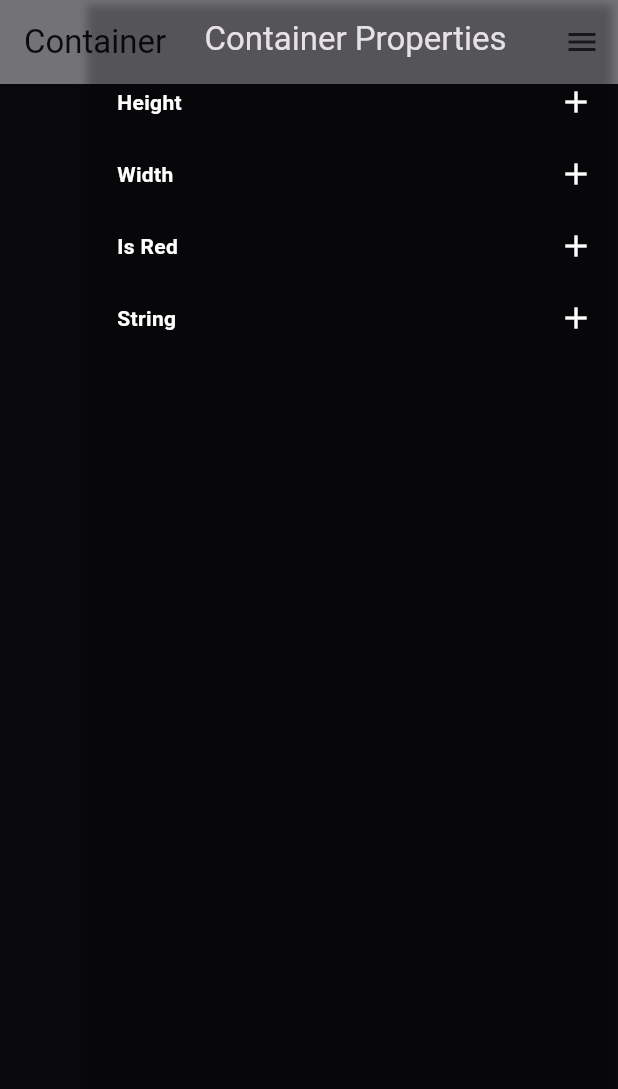
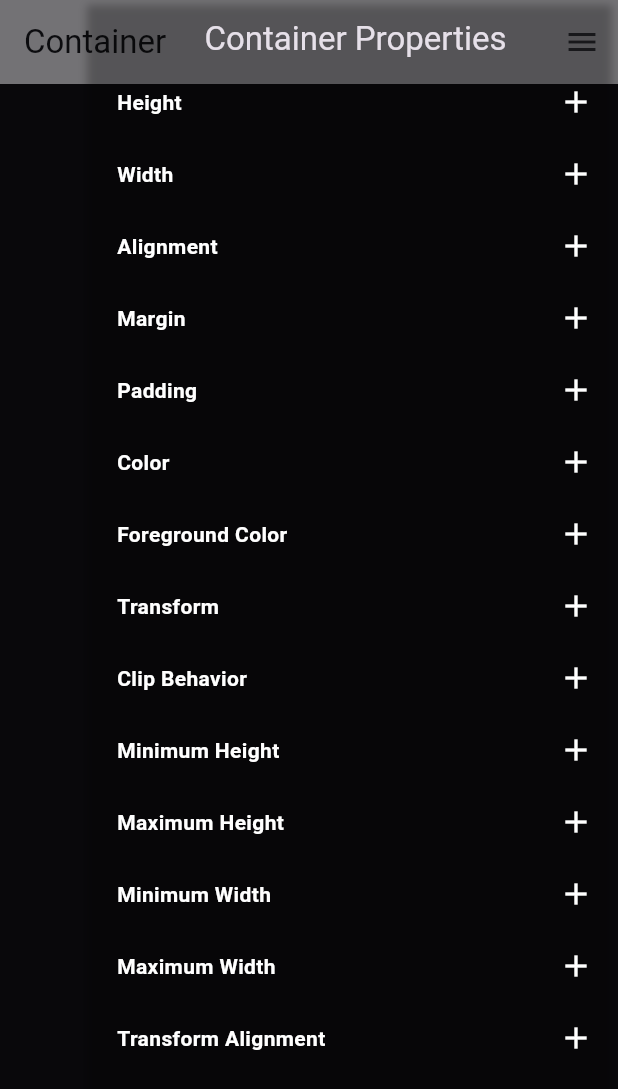
Before and after one commit to s4-ali/flutter_quest, a Flutter app: the ContainerPropertyExplorer widget shown alone on an empty page, opened directly, with the side drawer open, on a phone screen of 412 x 824 dp. Shown: the top 1089 px of the screen. Run offline on Flutter 3.47's test engine with Material 2 defaults, Android fonts, the phone set to English and light mode, and no system bars; our stand-ins replace responsive_builder.

Commit message:
#30: implemented fields in container widget

```diff
--- a/lib/catalog/widgets/container.dart
+++ b/lib/catalog/widgets/container.dart
@@ -1,6 +1,9 @@
 import 'package:flutter/material.dart';
-import 'package:flutter_quest/property_fields/boolean_field.dart';
-import 'package:flutter_quest/property_fields/list_field.dart';
+import 'package:flutter_quest/property_fields/alignment_field.dart';
+import 'package:flutter_quest/property_fields/clip_field.dart';
+import 'package:flutter_quest/property_fields/color_field.dart';
+import 'package:flutter_quest/property_fields/edge_insets_field.dart';
+import 'package:flutter_quest/property_fields/matrix4_field.dart';
 import 'package:flutter_quest/property_fields/number_field.dart';
 import 'package:flutter_quest/widgets/core/propery_builder.dart';
 
@@ -14,23 +17,21 @@ class ContainerPropertyExplorer extends StatelessWidget {
       builder: (provider) {
         final height = provider.heightField();
         final width = provider.widthField();
-        final isRed = provider.booleanField(id: "isRed", title: "Is Red");
-        final text = provider.listField<String>(
-          title: "String",
-          id: 'string',
-          values: [
-            "One",
-            "Two",
-            "Three",
-            "Four",
-          ],
-        );
+        final alignment= provider.alignmentField(id: "alignment", title: "Alignment");
+        final margin = provider.edgeInsetsField(id: "margin",title: "Margin");
+        final padding = provider.edgeInsetsField(id: "padding",title: "Padding");
+        final color = provider.colorField(id: "color", title: "Color");
+        final foregroundColor = provider.colorField(id: "fgColor", title: "Foreground Color");
+        final transform = provider.matrix4Field(id: "transform", title: "Transform");
+        final clipBehavior = provider.clipField(id: "clipBehavior", title: "Clip Behavior")?? Clip.none;
+        final minHeight = provider.heightField(id: "minHeight", title: "Minimum Height")?? 0.0;
+        final maxHeight = provider.heightField(id: "maxHeight", title: "Maximum Height")?? double.infinity;
+        final minWidth = provider.widthField(id: "minWidth", title: "Minimum Width")?? 0.0;
+        final maxWidth = provider.widthField(id: "maxWidth", title: "Maximum Width")?? double.infinity;
+        final transformAlignment= provider.alignmentField(id: "transformAlignment", title: "Transform Alignment");
 
-        final color = isRed == null
-            ? Colors.green
-            : isRed
-                ? Colors.red
-                : Colors.blue;
+
+
 
         return Row(
           verticalDirection: VerticalDirection.up,
@@ -41,30 +42,26 @@ class ContainerPropertyExplorer extends StatelessWidget {
                 Container(
                   height: height,
                   width: width,
-                  alignment: Alignment.center,
-                  color: Colors.black,
-                  margin: EdgeInsets.zero,
-                  padding: EdgeInsets.zero,
-                  transform: Matrix4.skewX(20),
+                  alignment: alignment,
+                  margin: margin,
+                  padding: padding,
+                  transform: transform,
                   decoration: BoxDecoration(
                     color: color,
                   ),
-                  foregroundDecoration:const BoxDecoration(
-                    color: Colors.transparent,
+                  foregroundDecoration:BoxDecoration(
+                    color: foregroundColor,
                   ),
-                  clipBehavior: Clip.none,
-                  constraints:const BoxConstraints(
-                    minWidth: 0.0,
-                    maxWidth: double.infinity,
-                    minHeight: 0.0,
-                    maxHeight: double.infinity,
+                  clipBehavior: clipBehavior,
+                  constraints:BoxConstraints(
+                    minWidth: minWidth,
+                    maxWidth: maxWidth,
+                    minHeight: minHeight,
+                    maxHeight: maxHeight,
                   ),
-                  transformAlignment: Alignment.center,
-                  child: text == null
-                      ? null
-                      : Center(
-                          child: Text(text),
-                        ),
+                  transformAlignment: transformAlignment,
+                  child: Container(
+                  ),
                 ),
               ],
             ),
```
